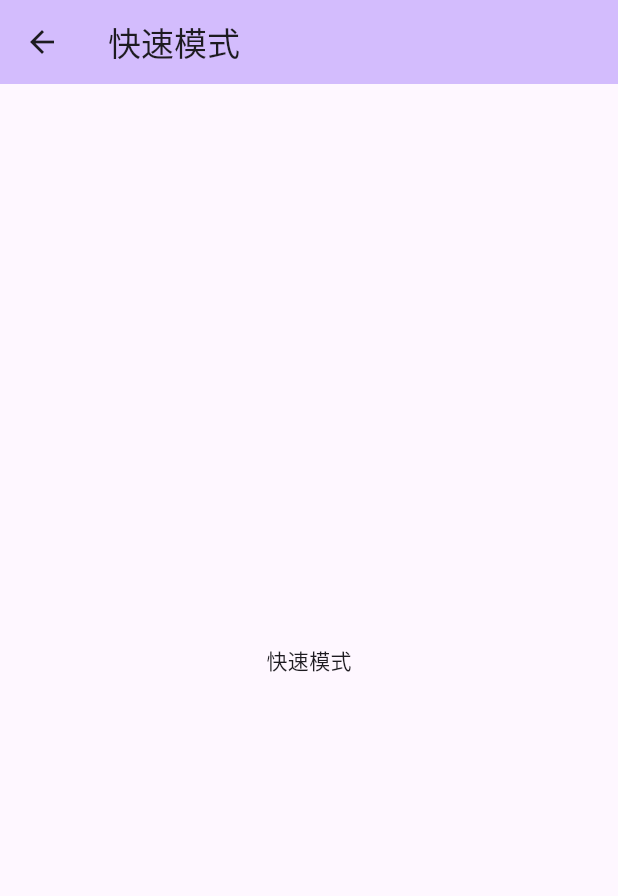
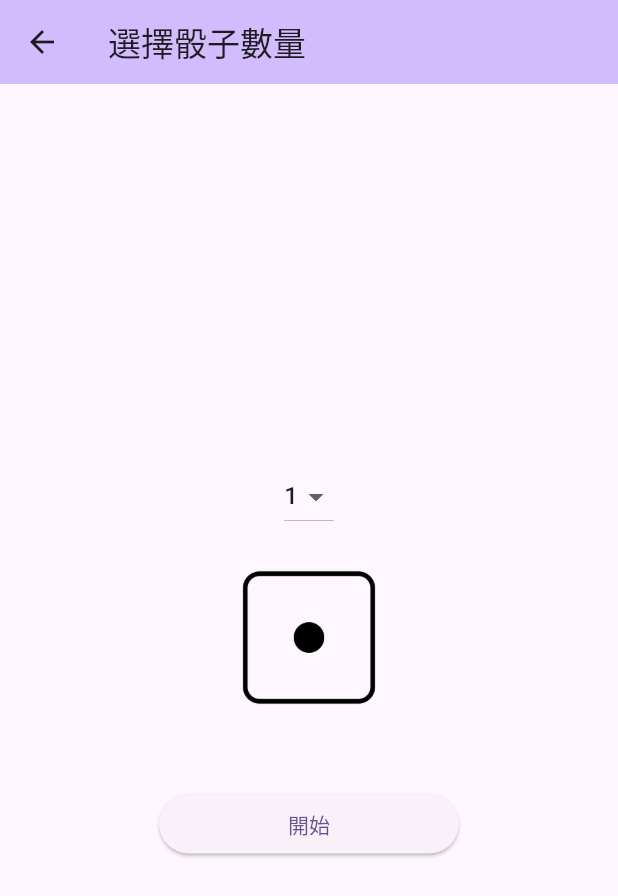
Before and after one commit to fish7070/flutter_dice, a Flutter app: the screen it shows after launch, after a tap on "快速模式", on a phone screen of 412 x 824 dp. Shown: the top 896 px of the screen. Run offline on Flutter 3.47's test engine with Material 2 defaults, Android fonts, the phone set to English and light mode, and no system bars.

Commit message:
Feature. FastmodePage 已完成

```diff
--- a/lib/FastmodePage.dart
+++ b/lib/FastmodePage.dart
@@ -1,17 +1,72 @@
 import 'package:flutter/material.dart';
-class FastmodePage extends StatelessWidget {
+import 'package:partydice/RolldicePage.dart';
+
+class FastmodePage extends StatefulWidget {
   const FastmodePage({super.key});
 
+  @override
+  _FastmodePageState createState() => _FastmodePageState();
+}
+
+
+class _FastmodePageState extends State<FastmodePage> {
+  int itemCount = 1;
 
   @override
   Widget build(BuildContext context) {
     return Scaffold(
       appBar: AppBar(
         backgroundColor: Theme.of(context).colorScheme.inversePrimary,
-        title:const Text('快速模式'),
+        title: const Text('選擇骰子數量'),
       ),
-      body: const Center(
-        child: Text('快速模式'),
+      body: Center(
+        child: Column(
+          mainAxisAlignment: MainAxisAlignment.center,
+          children: [
+            DropdownButton<int>(
+              value: itemCount,
+              items: List.generate(9, (index) {
+                return DropdownMenuItem<int>(
+                  value: index + 1,
+                  child: Text((index + 1).toString()),
+                );
+              }),
+              onChanged: (newValue) {
+                setState(() {
+                  itemCount = newValue!;
+                });
+              },
+            ),
+            const SizedBox(height: 20),  // 這裡添加一個間隔
+            SingleChildScrollView(
+              child: Wrap(
+                alignment: WrapAlignment.center,
+                spacing: 8.0, // 間隔
+                runSpacing: 4.0, // 換行間隔
+                children: List.generate(itemCount, (index) {
+                  return Image.asset(
+                    'assets/images/dice1.png',
+                    width: 100,
+                    height: 100,
+                  );
+                }),
+              ),
+            ),
+            const SizedBox(height: 50),
+            ElevatedButton(
+              onPressed: () {
+                Navigator.push(
+                  context,
+                  MaterialPageRoute(builder: (context) => RolldicePage(itemCount)),
+                );
+              },
+              style: ElevatedButton.styleFrom(
+                fixedSize: const Size(200, 30),
+              ),
+              child: const Text('開始'),
+            ),
+          ],
+        ),
       ),
     );
   }
--- a/lib/main.dart
+++ b/lib/main.dart
@@ -40,7 +40,7 @@ class _MyHomePageState extends State<MyHomePage> {
         child: Column(
           mainAxisAlignment: MainAxisAlignment.center,
           children: <Widget>[
-            Image.asset('assets/images/dice.png', width: 200, height: 200),
+            Image.asset('assets/images/dice1.png', width: 200, height: 200),
             const SizedBox(height: 50),  // 為圖片和按鈕之間提供空間
             ElevatedButton(
               onPressed: () {
```
Also changed, not shown: lib/RolldicePage.dart (added, +85 -0 lines), assets/images/dice1.png (renamed from assets/images/dice.png).
